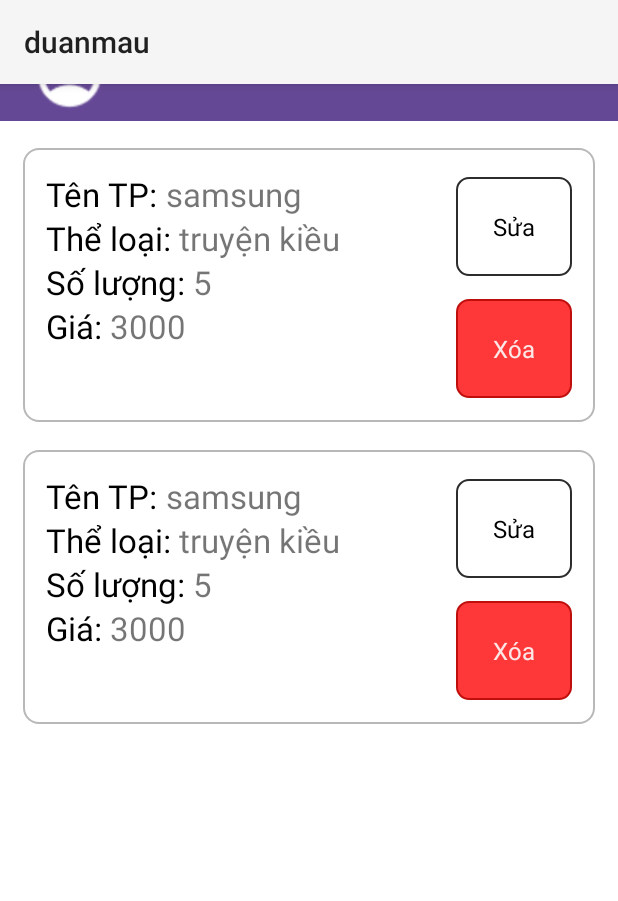
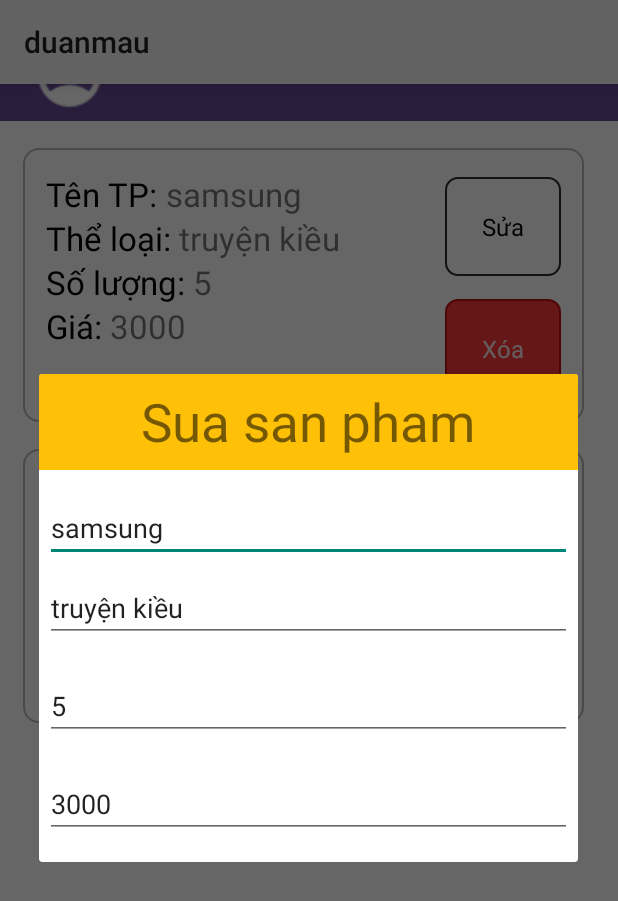
Before and after one commit to hachi-02/quan_ly_sach, an Android app: the SanPhamActivity screen opened directly, with no data from a screen before it, after a tap on "Sửa", on a phone screen of 412 x 824 dp. Shown: the top 901 px of the screen. Run offline under Robolectric (Android 15) with nearby library versions, the light colour scheme and no system bars.

Commit message:
fix show dialog edit

```diff
--- a/app/src/main/java/Model/SanPham.java
+++ b/app/src/main/java/Model/SanPham.java
@@ -16,4 +16,44 @@
         this.soluong=soluong;
         this.dongia=dongia;
     }
+
+    public int getMasp() {
+        return masp;
+    }
+
+    public void setMasp(int masp) {
+        this.masp = masp;
+    }
+
+    public int getSoluong() {
+        return soluong;
+    }
+
+    public void setSoluong(int soluong) {
+        this.soluong = soluong;
+    }
+
+    public int getDongia() {
+        return dongia;
+    }
+
+    public void setDongia(int dongia) {
+        this.dongia = dongia;
+    }
+
+    public String getTentp() {
+        return tentp;
+    }
+
+    public void setTentp(String tentp) {
+        this.tentp = tentp;
+    }
+
+    public String getTheloai() {
+        return theloai;
+    }
+
+    public void setTheloai(String theloai) {
+        this.theloai = theloai;
+    }
 }
--- a/app/src/main/java/ds_sanpham/SanPhamActivity.java
+++ b/app/src/main/java/ds_sanpham/SanPhamActivity.java
@@ -1,13 +1,15 @@
 package ds_sanpham;
 
+import android.content.DialogInterface;
 import android.os.Bundle;
+import android.view.LayoutInflater;
+import android.view.View;
+import android.widget.EditText;
 import android.widget.LinearLayout;
 
 import androidx.activity.EdgeToEdge;
+import androidx.appcompat.app.AlertDialog;
 import androidx.appcompat.app.AppCompatActivity;
-import androidx.core.graphics.Insets;
-import androidx.core.view.ViewCompat;
-import androidx.core.view.WindowInsetsCompat;
 import androidx.recyclerview.widget.LinearLayoutManager;
 import androidx.recyclerview.widget.RecyclerView;
 
@@ -23,31 +25,79 @@
     LinearLayout bt_account, bt_them;
     SanPhamDAO sp;
     ArrayList<SanPham> ds;
+
     @Override
     protected void onCreate(Bundle savedInstanceState) {
         super.onCreate(savedInstanceState);
         EdgeToEdge.enable(this);
         setContentView(R.layout.activity_san_pham);
-        rcv=findViewById(R.id.rcv);
-        bt_account=findViewById(R.id.bt_account);
+        rcv = findViewById(R.id.rcv);
+        bt_account = findViewById(R.id.bt_account);
 
 
-        ds=new ArrayList<SanPham>();
-        sp=new SanPhamDAO(SanPhamActivity.this);
+        ds = new ArrayList<SanPham>();
+        sp = new SanPhamDAO(SanPhamActivity.this);
 
-        sp.themSanPham(new SanPham("samsung","truyện kiều",5,3000));
-        sp.themSanPham(new SanPham("samsung","truyện kiều",5,3000));
+        sp.themSanPham(new SanPham("samsung", "truyện kiều", 5, 3000));
+        sp.themSanPham(new SanPham("samsung", "truyện kiều", 5, 3000));
         dulieu();
     }
-    public void dulieu(){
-        ds=sp.xemSP();
-        SanPhamAdapter adapter=new SanPhamAdapter(SanPhamActivity.this,ds);
-        LinearLayoutManager lmanager=new LinearLayoutManager(SanPhamActivity.this);
-        rcv.setLayoutManager(lmanager);
+
+    public void dulieu() {
+        ds = sp.xemSP();
+//        SanPhamAdapter adapter=new SanPhamAdapter(SanPhamActivity.this,ds);
+        SanPhamAdapter adapter = new SanPhamAdapter(SanPhamActivity.this, ds);
+        LinearLayoutManager layoutManager = new LinearLayoutManager(this, RecyclerView.VERTICAL, false);
+        rcv.setLayoutManager(layoutManager);
         rcv.setAdapter(adapter);
     }
-    public void xoaSanPham(int masp){
-        sp.xoaSanPham(masp);
-        dulieu();
+
+    public void xoaSanPham(int masp) {
+        AlertDialog.Builder builder = new AlertDialog.Builder(SanPhamActivity.this);
+        builder.setTitle("thong bao");
+        builder.setMessage("ban co muon xoa san pham nay khong");
+        builder.setCancelable(false);
+
+        builder.setNegativeButton("yes", new DialogInterface.OnClickListener() {
+            @Override
+            public void onClick(DialogInterface dialog, int which) {
+
+                sp.xoaSanPham(masp);
+                dulieu();
+            }
+        });
+
+        builder.setPositiveButton("no", new DialogInterface.OnClickListener() {
+            @Override
+            public void onClick(DialogInterface dialog, int which) {
+
+            }
+        });
+
+        builder.setNeutralButton("cancel", new DialogInterface.OnClickListener() {
+            @Override
+            public void onClick(DialogInterface dialog, int which) {
+
+            }
+        });
+
+        AlertDialog dialog = builder.create();
+        dialog.show();
+    }
+
+    public void suaSanPham(SanPham sp) {
+        AlertDialog.Builder builder = new AlertDialog.Builder(SanPhamActivity.this);
+        LayoutInflater inf = getLayoutInflater();
+        View v = inf.inflate(R.layout.dialogsuasanpham, null);
+        builder.setView(v);
+        builder.show();
+        EditText et_ten = v.findViewById(R.id.ten);
+        EditText et_theloai = v.findViewById(R.id.theloai);
+        EditText et_soluong = v.findViewById(R.id.soluong);
+        EditText et_gia = v.findViewById(R.id.giaban);
+        et_ten.setText(sp.getTentp());
+        et_theloai.setText(sp.getTheloai());
+        et_soluong.setText(sp.getSoluong() + "");
+        et_gia.setText(sp.getDongia() + "");
     }
 }
--- a/app/src/main/java/ds_sanpham/SanPhamAdapter.java
+++ b/app/src/main/java/ds_sanpham/SanPhamAdapter.java
@@ -2,59 +2,66 @@
 
 import android.annotation.SuppressLint;
 import android.content.Context;
-import android.os.Bundle;
 import android.view.LayoutInflater;
 import android.view.View;
 import android.view.ViewGroup;
+import android.widget.Toast;
 
-import androidx.activity.EdgeToEdge;
 import androidx.annotation.NonNull;
-import androidx.appcompat.app.AppCompatActivity;
-import androidx.core.graphics.Insets;
-import androidx.core.view.ViewCompat;
-import androidx.core.view.WindowInsetsCompat;
 import androidx.recyclerview.widget.RecyclerView;
 
 import com.example.duanmau.R;
 
 import java.util.ArrayList;
+import java.util.List;
 
 import Model.SanPham;
 
 public class SanPhamAdapter extends RecyclerView.Adapter<SanPhamViewholder> {
-    ArrayList<SanPham> ds;
-    Context context;
-    public SanPhamAdapter(Context context, ArrayList<SanPham> ds){
-        this.ds=ds;
-        this.context=context;
+    private List<SanPham> ds = new ArrayList<>();
+    private final Context context;
+
+    public SanPhamAdapter(Context context, List<SanPham> list) {
+        this.context = context;
+        this.ds = list;
     }
 
 
+    @NonNull
+    @Override
     public SanPhamViewholder onCreateViewHolder(@NonNull ViewGroup parent, int viewType) {
-        //gắn giao diện
-        View v= LayoutInflater.from(context).inflate(R.layout.activity_san_pham_viewholder,parent,false);
-        return new SanPhamViewholder(v);
+        View view = View.inflate(context, R.layout.item_san_pham_viewholder, null);
+        return new SanPhamViewholder(view);
     }
+
     @Override
     public void onBindViewHolder(@NonNull SanPhamViewholder holder, @SuppressLint("RecyclerView") int position) {
-        SanPham sp=ds.get(position);
+        SanPham sp = ds.get(position);
         //gắn vị  trí index
-        holder.tv_id.setText(sp.masp+"");
+        holder.tv_id.setText(sp.masp + "");
         holder.tv_tentp.setText(sp.tentp);
         holder.tv_theloai.setText(sp.theloai);
-        holder.tv_soluong.setText(sp.soluong+"");
-        holder.tv_dongia.setText(sp.dongia+"");
+        holder.tv_soluong.setText(sp.soluong + "");
+        holder.tv_dongia.setText(sp.dongia + "");
 
         holder.bt_xoa.setOnClickListener(new View.OnClickListener() {
             @Override
             public void onClick(View v) {
-                int masp=ds.get(position).masp;
-                ((SanPhamActivity)context).xoaSanPham(masp);
+                int masp = ds.get(position).masp;
+                ((SanPhamActivity) context).xoaSanPham(masp);
+            }
+        });
+        holder.bt_sua.setOnClickListener(new View.OnClickListener() {
+            @Override
+            public void onClick(View v) {
+                SanPham sp = ds.get(position);
+                ((SanPhamActivity) context).suaSanPham(sp);
             }
         });
     }
-@Override
-public int getItemCount() {
-    return ds.size();
+
+    @Override
+    public int getItemCount() {
+        return ds.size();
+    }
 }
-}
--- /dev/null
+++ b/app/src/main/res/layout/dialogsuasanpham.xml
@@ -0,0 +1,65 @@
+<?xml version="1.0" encoding="utf-8"?>
+<LinearLayout xmlns:android="http://schemas.android.com/apk/res/android"
+    android:layout_width="match_parent"
+    android:layout_height="wrap_content"
+    android:orientation="vertical">
+
+    <TextView
+        android:id="@+id/title"
+        android:layout_width="match_parent"
+        android:layout_height="64dp"
+        android:background="#FFC107"
+        android:gravity="center"
+        android:text="Sua san pham"
+        android:textSize="35dp"/>
+
+    <EditText
+        android:id="@+id/ten"
+        android:layout_width="match_parent"
+        android:layout_height="wrap_content"
+        android:layout_marginBottom="4dp"
+        android:layout_marginLeft="4dp"
+        android:layout_marginRight="4dp"
+        android:layout_marginTop="16dp"
+        android:hint="ten san pham"
+        />
+    <EditText
+        android:id="@+id/theloai"
+        android:layout_width="match_parent"
+        android:layout_height="wrap_content"
+        android:layout_marginBottom="16dp"
+        android:layout_marginLeft="4dp"
+        android:layout_marginRight="4dp"
+        android:layout_marginTop="4dp"
+        android:fontFamily="sans-serif"
+        android:hint="the loai"
+        />
+    <EditText
+        android:id="@+id/soluong"
+        android:layout_width="match_parent"
+        android:layout_height="wrap_content"
+        android:layout_marginBottom="16dp"
+        android:layout_marginLeft="4dp"
+        android:layout_marginRight="4dp"
+        android:layout_marginTop="4dp"
+        android:fontFamily="sans-serif"
+        android:hint="nhap so luong"
+        />
+    <EditText
+        android:id="@+id/giaban"
+        android:layout_width="match_parent"
+        android:layout_height="wrap_content"
+        android:layout_marginBottom="16dp"
+        android:layout_marginLeft="4dp"
+        android:layout_marginRight="4dp"
+        android:layout_marginTop="4dp"
+        android:fontFamily="sans-serif"
+        android:hint="gia ban"
+        />
+
+
+
+
+
+
+</LinearLayout>
```
Also changed, not shown: app/src/main/res/layout/dialogthemsanpham.xml (added, +65 -0 lines), app/src/main/res/layout/item_san_pham_viewholder.xml (renamed from app/src/main/res/layout/activity_san_pham_viewholder.xml).
